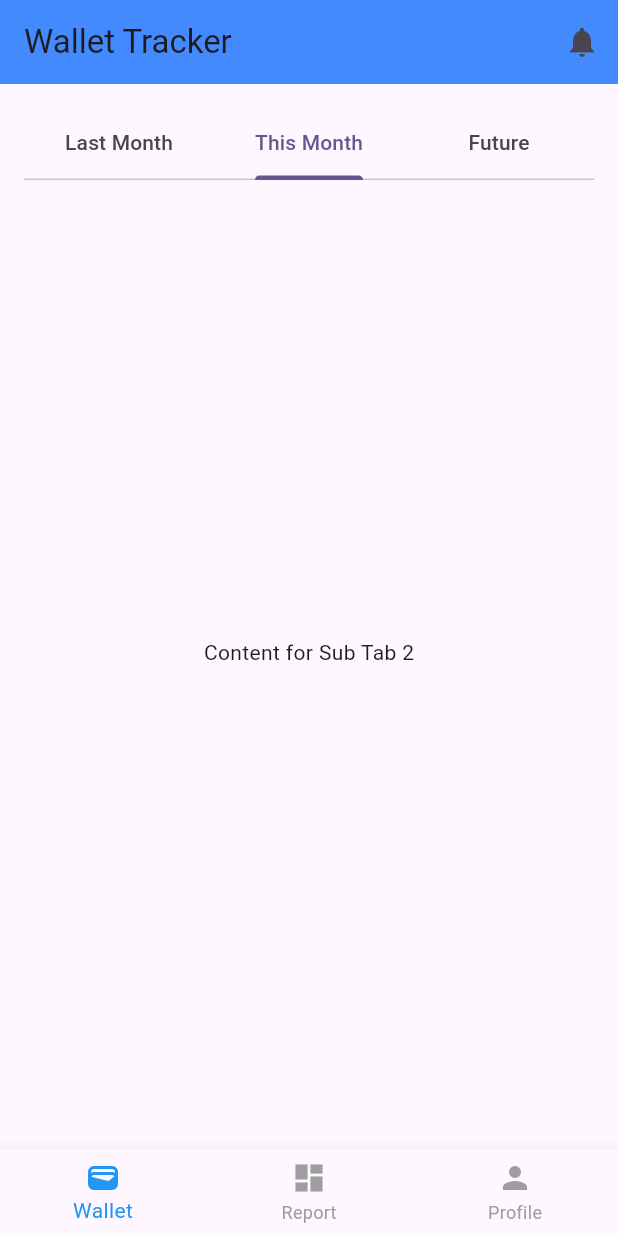
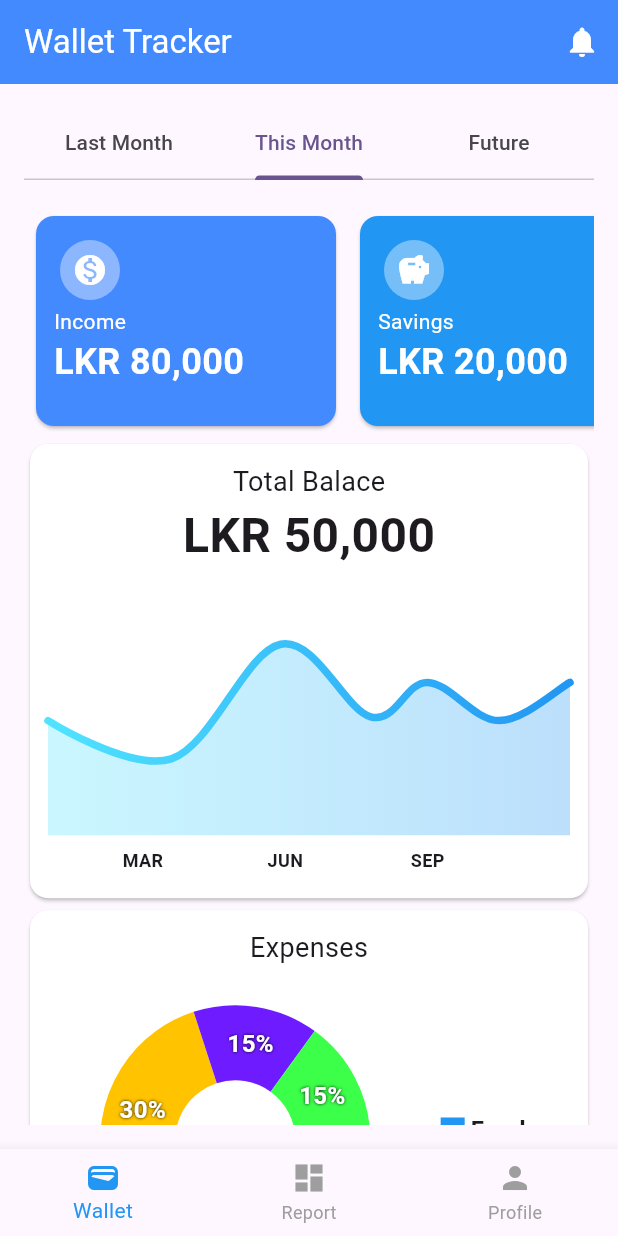
Before and after one commit to dsm98/wallet_tracker, a Flutter app: the screen it shows after launch, after a tap on "Login", on a phone screen of 412 x 824 dp. Run offline on Flutter 3.47's test engine with Material 3 defaults, Android fonts, the light colour scheme and no system bars; drawn by our look-alikes of fl_chart.

Commit message:
Desining Dashboard Day1

```diff
--- a/lib/homePage.dart
+++ b/lib/homePage.dart
@@ -27,10 +27,10 @@ class _HomePageState extends State<HomePage> {
       appBar: AppBar(
         automaticallyImplyLeading: false,
         backgroundColor: Colors.blueAccent,
-        title: Text('Wallet Tracker'),
+        title: Text('Wallet Tracker',style: TextStyle(color: Colors.white),),
         actions: [
           IconButton(
-            icon: Icon(Icons.notifications),
+            icon: Icon(Icons.notifications),color: Colors.white,
             onPressed: () {
               // Handle notification icon press
             },
--- /dev/null
+++ b/lib/resources/app_colors.dart
@@ -0,0 +1,25 @@
+import 'package:flutter/material.dart';
+
+class AppColors {
+  static const Color primary = contentColorCyan;
+  static const Color menuBackground = Color(0xFF090912);
+  static const Color itemsBackground = Color(0xFF1B2339);
+  static const Color pageBackground = Color(0xFF282E45);
+  static const Color mainTextColor1 = Colors.white;
+  static const Color mainTextColor2 = Colors.white70;
+  static const Color mainTextColor3 = Colors.white38;
+  static const Color mainGridLineColor = Colors.white10;
+  static const Color borderColor = Colors.white54;
+  static const Color gridLinesColor = Color(0x11FFFFFF);
+
+  static const Color contentColorBlack = Colors.black;
+  static const Color contentColorWhite = Colors.white;
+  static const Color contentColorBlue = Color(0xFF2196F3);
+  static const Color contentColorYellow = Color(0xFFFFC300);
+  static const Color contentColorOrange = Color(0xFFFF683B);
+  static const Color contentColorGreen = Color(0xFF3BFF49);
+  static const Color contentColorPurple = Color(0xFF6E1BFF);
+  static const Color contentColorPink = Color(0xFFFF3AF2);
+  static const Color contentColorRed = Color(0xFFE80054);
+  static const Color contentColorCyan = Color(0xFF50E4FF);
+}
--- /dev/null
+++ b/lib/resources/indicator.dart
@@ -0,0 +1,49 @@
+import 'package:flutter/material.dart';
+
+class Indicator extends StatelessWidget {
+  const Indicator({
+    super.key,
+    required this.color,
+    required this.text,
+    required this.isSquare,
+    this.size = 16,
+    this.textColor,
+  });
+  final Color color;
+  final String text;
+  final bool isSquare;
+  final double size;
+  final Color? textColor;
+
+  @override
+  Widget build(BuildContext context) {
+    return Row(
+      children: <Widget>[
+        Container(
+          width: size,
+          height: size,
+          decoration: BoxDecoration(
+            shape: isSquare ? BoxShape.rectangle : BoxShape.circle,
+            color: color,
+          ),
+        ),
+        const SizedBox(
+          width: 4,
+        ),
+        GestureDetector(
+          onTap: (){
+            print(text);
+          },
+          child: Text(
+            text,
+            style: TextStyle(
+              fontSize: 16,
+              fontWeight: FontWeight.bold,
+              color: textColor,
+            ),
+          ),
+        )
+      ],
+    );
+  }
+}
--- /dev/null
+++ b/lib/tabs/walletscreen/linechart.dart
@@ -0,0 +1,292 @@
+import 'package:fl_chart/fl_chart.dart';
+import 'package:flutter/material.dart';
+import 'package:wallettracker/resources/app_colors.dart';
+
+class LineChartSample2 extends StatefulWidget {
+  const LineChartSample2({super.key});
+
+  @override
+  State<LineChartSample2> createState() => _LineChartSample2State();
+}
+
+class _LineChartSample2State extends State<LineChartSample2> {
+  List<Color> gradientColors = [
+    AppColors.contentColorCyan,
+    AppColors.contentColorBlue,
+  ];
+
+  bool showAvg = false;
+
+  @override
+  Widget build(BuildContext context) {
+    return Stack(
+      children: <Widget>[
+        AspectRatio(
+          aspectRatio: 1.70,
+          child: Padding(
+            padding: const EdgeInsets.only(
+              right: 12,
+              left: 12,
+              top: 24,
+              bottom: 12,
+            ),
+            child: LineChart(
+              showAvg ? avgData() : mainData(),
+            ),
+          ),
+        ),
+        SizedBox(
+          width: 60,
+          height: 34,
+          child: TextButton(
+            onPressed: () {
+              setState(() {
+                showAvg = !showAvg;
+              });
+            },
+            child: Text(
+              'avg',
+              style: TextStyle(
+                fontSize: 12,
+                color: showAvg ? Colors.white.withOpacity(0.5) : Colors.white,
+              ),
+            ),
+          ),
+        ),
+      ],
+    );
+  }
+
+  Widget bottomTitleWidgets(double value, TitleMeta meta) {
+    const style = TextStyle(
+      fontWeight: FontWeight.bold,
+      fontSize: 12,
+    );
+    Widget text;
+    switch (value.toInt()) {
+      case 2:
+        text = const Text('MAR', style: style);
+        break;
+      case 5:
+        text = const Text('JUN', style: style);
+        break;
+      case 8:
+        text = const Text('SEP', style: style);
+        break;
+      default:
+        text = const Text('', style: style);
+        break;
+    }
+
+    return SideTitleWidget(
+      axisSide: meta.axisSide,
+      child: text,
+    );
+  }
+
+  Widget leftTitleWidgets(double value, TitleMeta meta) {
+    const style = TextStyle(
+      fontWeight: FontWeight.bold,
+      fontSize: 15,
+    );
+    String text;
+    switch (value.toInt()) {
+      case 1:
+        text = '10K';
+        break;
+      case 3:
+        text = '30k';
+        break;
+      case 5:
+        text = '50k';
+        break;
+      default:
+        return Container();
+    }
+
+    return Text(text, style: style, textAlign: TextAlign.left);
+  }
+
+  LineChartData mainData() {
+    return LineChartData(
+      gridData: FlGridData(
+        show: true,
+        drawVerticalLine: true,
+        horizontalInterval: 1,
+        verticalInterval: 1,
+        getDrawingHorizontalLine: (value) {
+          return const FlLine(
+            color: AppColors.mainGridLineColor,
+            strokeWidth: 1,
+          );
+        },
+        getDrawingVerticalLine: (value) {
+          return const FlLine(
+            color: AppColors.mainGridLineColor,
+            strokeWidth: 1,
+          );
+        },
+      ),
+      titlesData: FlTitlesData(
+        show: true,
+        rightTitles: const AxisTitles(
+          sideTitles: SideTitles(showTitles: false),
+        ),
+        topTitles: const AxisTitles(
+          sideTitles: SideTitles(showTitles: false),
+        ),
+        bottomTitles: AxisTitles(
+          sideTitles: SideTitles(
+            showTitles: true,
+            reservedSize: 30,
+            interval: 1,
+            getTitlesWidget: bottomTitleWidgets,
+          ),
+        ),
+        leftTitles: AxisTitles(
+          sideTitles: SideTitles(
+            showTitles: false ,
+            interval: 1,
+            getTitlesWidget: leftTitleWidgets,
+            reservedSize: 42,
+          ),
+        ),
+      ),
+      borderData: FlBorderData(
+        show: false,
+        border: Border.all(color: const Color(0xff37434d)),
+      ),
+      minX: 0,
+      maxX: 11,
+      minY: 0,
+      maxY: 60,
+      lineBarsData: [
+        LineChartBarData(
+          spots: const [
+            FlSpot(0, 30),
+            FlSpot(2.6, 20),
+            FlSpot(4.9, 50),
+            FlSpot(6.8, 31),
+            FlSpot(8, 40),
+            FlSpot(9.5, 30),
+            FlSpot(11, 40),
+          ],
+          isCurved: true,
+          gradient: LinearGradient(
+            colors: gradientColors,
+          ),
+          barWidth: 5,
+          isStrokeCapRound: true,
+          dotData: const FlDotData(
+            show: false,
+          ),
+          belowBarData: BarAreaData(
+            show: true,
+            gradient: LinearGradient(
+              colors: gradientColors
+                  .map((color) => color.withOpacity(0.3))
+                  .toList(),
+            ),
+          ),
+        ),
+      ],
+    );
+  }
+
+  LineChartData avgData() {
+    return LineChartData(
+      lineTouchData: const LineTouchData(enabled: false),
+      gridData: FlGridData(
+        show: true,
+        drawHorizontalLine: true,
+        verticalInterval: 1,
+        horizontalInterval: 1,
+        getDrawingVerticalLine: (value) {
+          return const FlLine(
+            color: Color(0xff37434d),
+            strokeWidth: 1,
+          );
+        },
+        getDrawingHorizontalLine: (value) {
+          return const FlLine(
+            color: Color(0xff37434d),
+            strokeWidth: 1,
+          );
+        },
+      ),
+      titlesData: FlTitlesData(
+        show: true,
+        bottomTitles: AxisTitles(
+          sideTitles: SideTitles(
+            showTitles: true,
+            reservedSize: 30,
+            getTitlesWidget: bottomTitleWidgets,
+            interval: 1,
+          ),
+        ),
+        leftTitles: AxisTitles(
+          sideTitles: SideTitles(
+            showTitles: true,
+            getTitlesWidget: leftTitleWidgets,
+            reservedSize: 42,
+            interval: 1,
+          ),
+        ),
+        topTitles: const AxisTitles(
+          sideTitles: SideTitles(showTitles: false),
+        ),
+        rightTitles: const AxisTitles(
+          sideTitles: SideTitles(showTitles: false),
+        ),
+      ),
+      borderData: FlBorderData(
+        show: true,
+        border: Border.all(color: const Color(0xff37434d)),
+      ),
+      minX: 0,
+      maxX: 11,
+      minY: 0,
+      maxY: 6,
+      lineBarsData: [
+        LineChartBarData(
+          spots: const [
+            FlSpot(0, 3.44),
+            FlSpot(2.6, 3.44),
+            FlSpot(4.9, 3.44),
+            FlSpot(6.8, 3.44),
+            FlSpot(8, 3.44),
+            FlSpot(9.5, 3.44),
+            FlSpot(11, 3.44),
+          ],
+          isCurved: true,
+          gradient: LinearGradient(
+            colors: [
+              ColorTween(begin: gradientColors[0], end: gradientColors[1])
+                  .lerp(0.2)!,
+              ColorTween(begin: gradientColors[0], end: gradientColors[1])
+                  .lerp(0.2)!,
+            ],
+          ),
+          barWidth: 5,
+          isStrokeCapRound: true,
+          dotData: const FlDotData(
+            show: false,
+          ),
+          belowBarData: BarAreaData(
+            show: true,
+            gradient: LinearGradient(
+              colors: [
+                ColorTween(begin: gradientColors[0], end: gradientColors[1])
+                    .lerp(0.2)!
+                    .withOpacity(0.1),
+                ColorTween(begin: gradientColors[0], end: gradientColors[1])
+                    .lerp(0.2)!
+                    .withOpacity(0.1),
+              ],
+            ),
+          ),
+        ),
+      ],
+    );
+  }
+}
--- /dev/null
+++ b/lib/tabs/walletscreen/piechart.dart
@@ -0,0 +1,164 @@
+import 'package:wallettracker/resources/app_colors.dart';
+import 'package:fl_chart/fl_chart.dart';
+import 'package:wallettracker/resources/indicator.dart';
+import 'package:flutter/material.dart';
+
+class PieChartSample2 extends StatefulWidget {
+  const PieChartSample2({super.key});
+
+  @override
+  State<StatefulWidget> createState() => PieChart2State();
+}
+
+class PieChart2State extends State {
+  int touchedIndex = -1;
+
+  @override
+  Widget build(BuildContext context) {
+    return AspectRatio(
+      aspectRatio: 1.8,
+      child: Row(
+        children: <Widget>[
+          const SizedBox(
+            height: 18,
+          ),
+          Expanded(
+            child: AspectRatio(
+              aspectRatio: 1,
+              child: PieChart(
+                PieChartData(
+                  pieTouchData: PieTouchData(
+                    touchCallback: (FlTouchEvent event, pieTouchResponse) {
+                      setState(() {
+                        if (!event.isInterestedForInteractions ||
+                            pieTouchResponse == null ||
+                            pieTouchResponse.touchedSection == null) {
+                          touchedIndex = -1;
+                          return;
+                        }
+                        touchedIndex = pieTouchResponse
+                            .touchedSection!.touchedSectionIndex;
+                      });
+                    },
+                  ),
+                  borderData: FlBorderData(
+                    show: false,
+                  ),
+                  sectionsSpace: 0,
+                  centerSpaceRadius: 40,
+                  sections: showingSections(),
+                ),
+              ),
+            ),
+          ),
+          const Column(
+            mainAxisAlignment: MainAxisAlignment.end,
+            crossAxisAlignment: CrossAxisAlignment.start,
+            children: <Widget>[
+              Indicator(
+                color: AppColors.contentColorBlue,
+                text: 'Foods',
+                isSquare: true,
+              ),
+              SizedBox(
+                height: 4,
+              ),
+              Indicator(
+                color: AppColors.contentColorYellow,
+                text: 'Travel',
+                isSquare: true,
+              ),
+              SizedBox(
+                height: 4,
+              ),
+              Indicator(
+                color: AppColors.contentColorPurple,
+                text: 'Saving',
+                isSquare: true,
+              ),
+              SizedBox(
+                height: 4,
+              ),
+              Indicator(
+                color: AppColors.contentColorGreen,
+                text: 'Others',
+                isSquare: true,
+              ),
+              SizedBox(
+                height: 18,
+              ),
+            ],
+          ),
+          const SizedBox(
+            width: 28,
+          ),
+        ],
+      ),
+    );
+  }
+
+  List<PieChartSectionData> showingSections() {
+    return List.generate(4, (i) {
+      final isTouched = i == touchedIndex;
+      final fontSize = isTouched ? 25.0 : 16.0;
+      final radius = isTouched ? 60.0 : 50.0;
+      const shadows = [Shadow(color: Colors.black, blurRadius: 2)];
+      switch (i) {
+        case 0:
+          return PieChartSectionData(
+            color: AppColors.contentColorBlue,
+            value: 40,
+            title: '40%',
+            radius: radius,
+            titleStyle: TextStyle(
+              fontSize: fontSize,
+              fontWeight: FontWeight.bold,
+              color: AppColors.mainTextColor1,
+              shadows: shadows,
+            ),
+          );
+        case 1:
+          return PieChartSectionData(
+            color: AppColors.contentColorYellow,
+            value: 30,
+            title: '30%',
+            radius: radius,
+            titleStyle: TextStyle(
+              fontSize: fontSize,
+              fontWeight: FontWeight.bold,
+              color: AppColors.mainTextColor1,
+              shadows: shadows,
+            ),
+          );
+        case 2:
+          return PieChartSectionData(
+            color: AppColors.contentColorPurple,
+            value: 15,
+            title: '15%',
+            radius: radius,
+            titleStyle: TextStyle(
+              fontSize: fontSize,
+              fontWeight: FontWeight.bold,
+              color: AppColors.mainTextColor1,
+              shadows: shadows,
+            ),
+          );
+        case 3:
+          return PieChartSectionData(
+            color: AppColors.contentColorGreen,
+            value: 15,
+            title: '15%',
+            radius: radius,
+            titleStyle: TextStyle(
+              fontSize: fontSize,
+              fontWeight: FontWeight.bold,
+              color: AppColors.mainTextColor1,
+              shadows: shadows,
+            ),
+          );
+        default:
+          throw Error();
+      }
+    });
+  }
+}
--- a/lib/tabs/walletscreen/this_month.dart
+++ b/lib/tabs/walletscreen/this_month.dart
@@ -1,4 +1,8 @@
+import 'package:flutter/cupertino.dart';
 import 'package:flutter/material.dart';
+
+import 'linechart.dart';
+import 'piechart.dart';
 
 class ThisMonth extends StatefulWidget {
   const ThisMonth({super.key});
@@ -10,6 +14,131 @@ class ThisMonth extends StatefulWidget {
 class _ThisMonthState extends State<ThisMonth> {
   @override
   Widget build(BuildContext context) {
-    return const Center(child: Text('Content for Sub Tab 2'));
+    return  Scaffold(
+      body: SingleChildScrollView(
+        child: Padding(
+          padding: const EdgeInsets.all(0),
+          child: Column(
+            crossAxisAlignment: CrossAxisAlignment.start,
+            children: [
+              SizedBox(height: 16,),
+              SingleChildScrollView(
+                scrollDirection: Axis.horizontal,
+                child: Padding(
+                  padding: const EdgeInsets.symmetric(vertical: 8,horizontal: 0),
+                  child: Row(
+                    children: [
+                      Card(
+                        color: Colors.blueAccent,
+                        margin: const EdgeInsets.symmetric(horizontal: 8.0),
+                        child: Container(
+                          width: 200,
+                          height: 140,
+                          child: Padding(
+                            padding: const EdgeInsets.all(12.0),
+                            child: Column(
+                              crossAxisAlignment: CrossAxisAlignment.start,
+                              children: [
+                                IconButton.filled(
+                                  onPressed: (){},
+                                  icon: Icon(Icons.monetization_on),
+                                  color: Colors.white,
+                                  style: IconButton.styleFrom(
+                                      backgroundColor: Colors.white38
+                                  ),
+                                ),
+                                Text('Income',style: TextStyle(color: Colors.white),),
+                                Text('LKR 80,000',style: TextStyle(color: Colors.white,fontSize: 24,fontWeight: FontWeight.bold)),
+                              ],
+                            ),
+                          ),
+                        ),
+                      ),
+                      Card(
+                        color: Colors.blue,
+                        margin: const EdgeInsets.symmetric(horizontal: 8.0),
+                        child: Container(
+                          width: 200,
+                          height: 140,
+                          child: Padding(
+                            padding: const EdgeInsets.all(12.0),
+                            child: Column(
+                              crossAxisAlignment: CrossAxisAlignment.start,
+                              children: [
+                                IconButton.filled(
+                                  onPressed: (){},
+                                  icon: Icon(Icons.savings),
+                                  color: Colors.white,
+                                  style: IconButton.styleFrom(
+                                      backgroundColor: Colors.white38
+                                  ),
+                                ),
+                                Text('Savings',style: TextStyle(color: Colors.white),),
+                                Text('LKR 20,000',style: TextStyle(color: Colors.white,fontSize: 24,fontWeight: FontWeight.bold)),
+                              ],
+                            ),
+                          ),
+                        ),
+                      ),
+                      Card(
+                        color: Colors.lightBlue,
+                        margin: const EdgeInsets.symmetric(horizontal: 8.0),
+                        child: Container(
+                          width: 200,
+                          height: 140,
+                          child: Padding(
+                            padding: const EdgeInsets.all(12.0),
+                            child: Column(
+                              crossAxisAlignment: CrossAxisAlignment.start,
+                              children: [
+                                IconButton.filled(
+                                  onPressed: (){},
+                                  icon: Icon(Icons.payment),
+                                  color: Colors.white,
+                                  style: IconButton.styleFrom(
+                                      backgroundColor: Colors.white38
+                                  ),
+                                ),
+                                Text('Expenses',style: TextStyle(color: Colors.white),),
+                                Text('LKR 10,000',style: TextStyle(color: Colors.white,fontSize: 24,fontWeight: FontWeight.bold)),
+                              ],
+                            ),
+                          ),
+                        ),
+                      ),
+                    ],
+                  ),
+                ),
+              ),
+              Card(
+                child: Column(
+                  children: [
+                    SizedBox(height: 12,),
+                    Text('Total Balace',style: TextStyle(fontSize: 18,),),
+                    Text('LKR 50,000',style: TextStyle(fontSize: 32,fontWeight: FontWeight.bold),),
+                    LineChartSample2(),
+                  ],
+                ),
+                color: Colors.white,
+              ),
+              Card(
+                child: Column(
+                  children: [
+                    SizedBox(height: 12,),
+                    Text('Expenses',style: TextStyle(fontSize: 18,),),
+                    SizedBox(height: 12,),
+                    PieChartSample2(),
+                    SizedBox(height: 16,),
+                    ElevatedButton(onPressed: (){}, child: Text('View more ')),
+                    SizedBox(height: 16,),
+                  ],
+                ),
+                color: Colors.white,
+              ),
+            ],
+          ),
+        ),
+      ),
+    );
   }
 }
```
